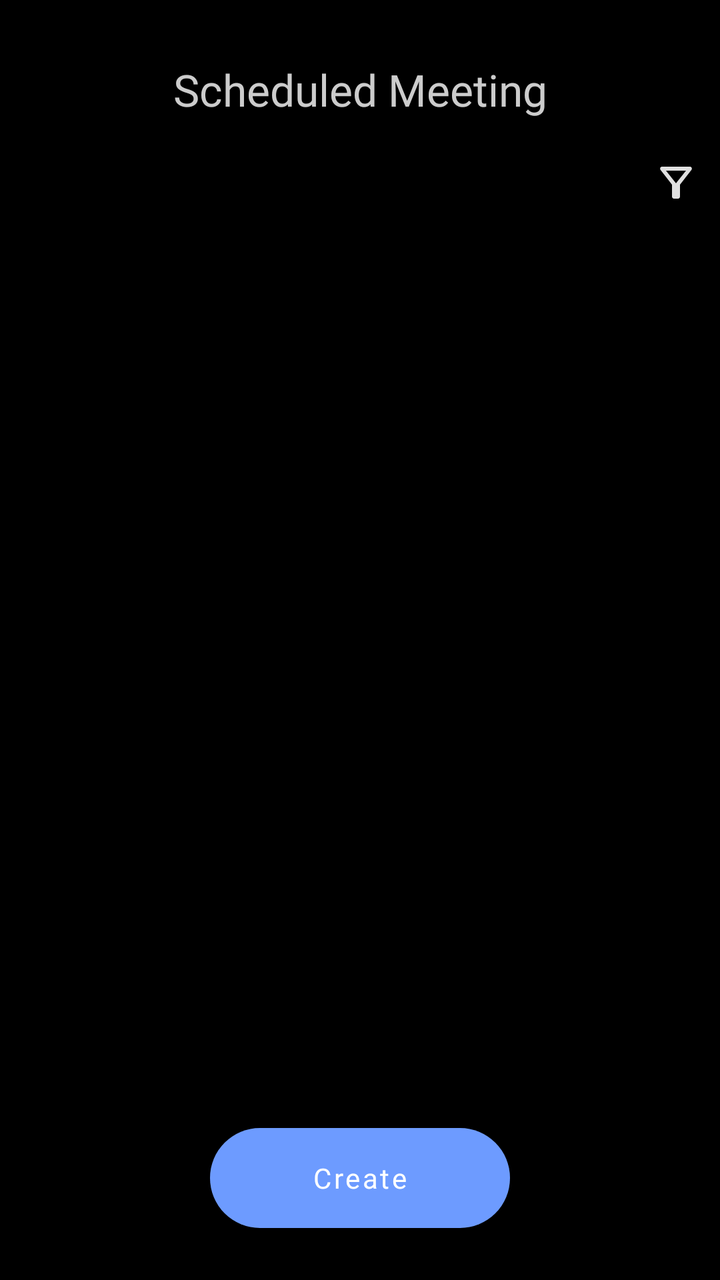
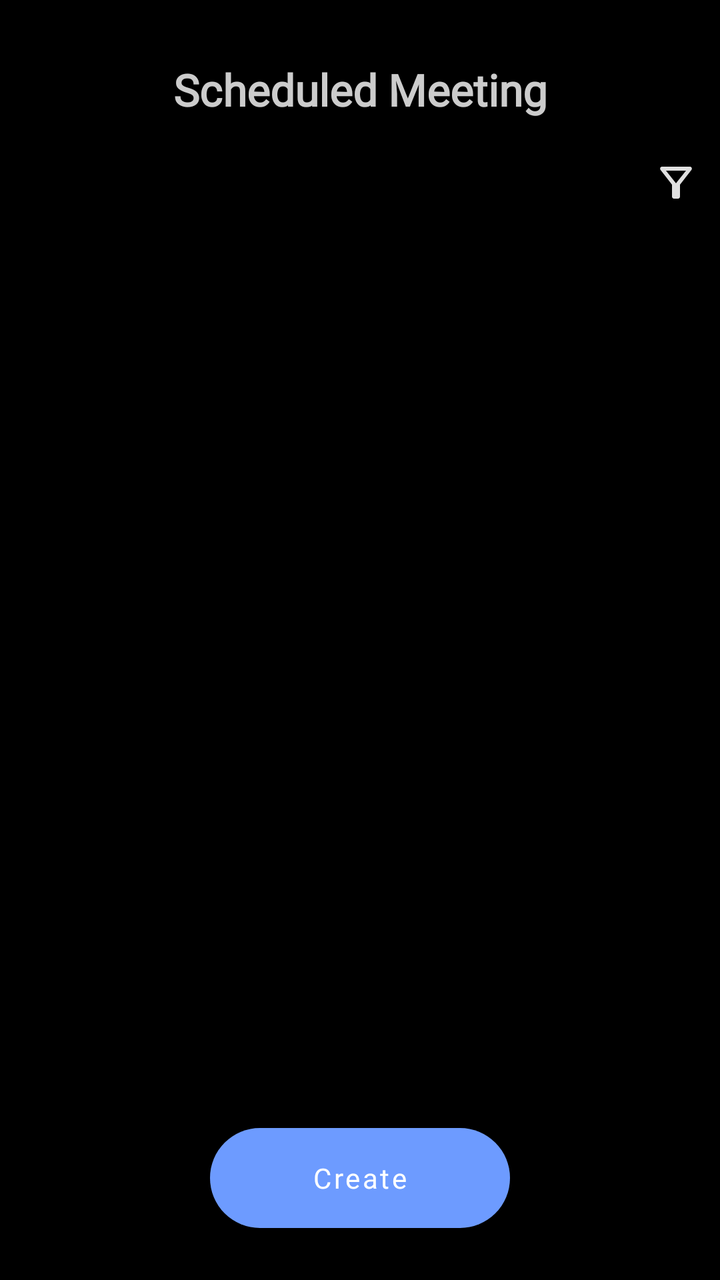

Screens rendered from an Android XML layout before and after an edit, with the pre-edit source and the edit as a unified diff.
<!-- AndroidManifest.xml: application theme AppTheme -->
<!-- res/layout/fragment_add_member.xml -->
<?xml version="1.0" encoding="utf-8"?>
<layout>

    <RelativeLayout xmlns:android="http://schemas.android.com/apk/res/android"
        xmlns:app="http://schemas.android.com/apk/res-auto"
        xmlns:tools="http://schemas.android.com/tools"
        android:layout_width="match_parent"
        android:clickable="true"
        android:layout_height="match_parent"
        android:background="@android:color/black"
        android:orientation="vertical"
        android:padding="@dimen/_10dp"
        tools:context=".EmployeeAction.AddMeeting">

        <LinearLayout
            android:id="@+id/layoutlinear"
            android:layout_width="match_parent"
            android:layout_height="wrap_content"
            android:layout_marginTop="20dp"
            android:layout_marginBottom="@dimen/_20dp">

            <ImageView

                android:id="@+id/backBtn"
                android:layout_width="wrap_content"
                android:layout_height="wrap_content"
                android:layout_marginStart="25dp"
                android:visibility="gone"
                android:src="@drawable/backbutton" />

            <TextView
                android:layout_width="match_parent"
                android:layout_height="wrap_content"
                android:gravity="center"
                android:text="Scheduled Meeting"
                android:fontFamily="@font/dm_sans"
                android:textColor="@color/greyforText"
                android:textSize="22sp" />
        </LinearLayout>

        <ImageView
            android:id="@+id/Filter"
            android:layout_width="wrap_content"
            android:layout_height="wrap_content"
            android:layout_below="@+id/layoutlinear"
            android:layout_alignParentEnd="true"
            android:src="@drawable/outline_filter_alt_24" />
        <com.harrywhewell.scrolldatepicker.DayScrollDatePicker
            android:id="@+id/day_date_picker"
            android:layout_width="match_parent"
            android:visibility="gone"
            android:layout_height="wrap_content"
            android:layout_gravity="center"
            android:layout_marginTop="10dp"/>

        <androidx.recyclerview.widget.RecyclerView
            android:id="@+id/recyclerForCalender"
            android:layout_width="match_parent"
            android:layout_margin="@dimen/_5dp"
            android:layout_height="wrap_content"
            android:layout_below="@+id/Filter" />

        <androidx.recyclerview.widget.RecyclerView
            android:id="@+id/recyclerFortime"
            android:layout_width="match_parent"
            android:layout_height="wrap_content"
            android:layout_margin="@dimen/_5dp"
            android:background="@color/strokeBlack"
            android:layout_below="@+id/recyclerForCalender"
            android:layout_marginTop="@dimen/_5dp" />

        <Button
            android:id="@+id/createMeeting"
            android:layout_width="@dimen/_150dp"
            android:layout_height="50dp"
            android:hint="Create"
            android:fontFamily="@font/dm_sans"
            style="@style/AttendanceButton"
            android:textColorHint="@color/white"
            android:layout_alignParentBottom="true"
            android:layout_centerHorizontal="true"
            android:background="@drawable/attendancebutton"
            android:layout_marginBottom="16dp" />

        



    </RelativeLayout>
</layout>
<!-- resources referenced by this layout -->
<resources>
  <color name="greyforText">#CCCCCC</color>
  <color name="strokeBlack">#222222</color>
  <color name="white">#FFFFFF</color>
  <dimen name="_10dp">10dp</dimen>
  <dimen name="_150dp">150dp</dimen>
  <dimen name="_20dp">20dp</dimen>
  <dimen name="_5dp">5dp</dimen>
  <!-- drawable attendancebutton (drawable) -->
  <shape xmlns:android="http://schemas.android.com/apk/res/android"
      android:shape="rectangle">
      <solid android:color="#6D9BFF"/>
      <corners android:radius="25dp" /> 
  </shape>
  <!-- drawable backbutton: png bitmap (drawable, 227 bytes) -->
  <!-- drawable outline_filter_alt_24 (drawable) -->
  <vector xmlns:android="http://schemas.android.com/apk/res/android" android:alpha="0.88" android:height="24dp" android:tint="#FFFFFF" android:viewportHeight="24" android:viewportWidth="24" android:width="24dp">
        
      <path android:fillColor="@android:color/white" android:pathData="M7,6h10l-5.01,6.3L7,6zM4.25,5.61C6.27,8.2 10,13 10,13v6c0,0.55 0.45,1 1,1h2c0.55,0 1,-0.45 1,-1v-6c0,0 3.72,-4.8 5.74,-7.39C20.25,4.95 19.78,4 18.95,4H5.04C4.21,4 3.74,4.95 4.25,5.61z"/>
      
  </vector>
  <style name="AttendanceButton" parent="Widget.MaterialComponents.Button">
          <item name="backgroundTint">@color/Blue</item>
      </style>
  <style name="AppTheme" parent="Theme.MaterialComponents.Light.NoActionBar">
          <item name="colorPrimaryDark">@color/black</item>
          <item name="colorSurface">@color/white</item>
      </style>
  <color name="Blue">#6D9BFF</color>
  <color name="black">#FF000000</color>
</resources>

<!-- the commit's change to res/layout/fragment_add_member.xml (unified diff, before → after) -->
@@ -34,6 +34,7 @@
                 android:gravity="center"
                 android:text="Scheduled Meeting"
                 android:fontFamily="@font/dm_sans"
+                android:textFontWeight="700"
                 android:textColor="@color/greyforText"
                 android:textSize="22sp" />
         </LinearLayout>
